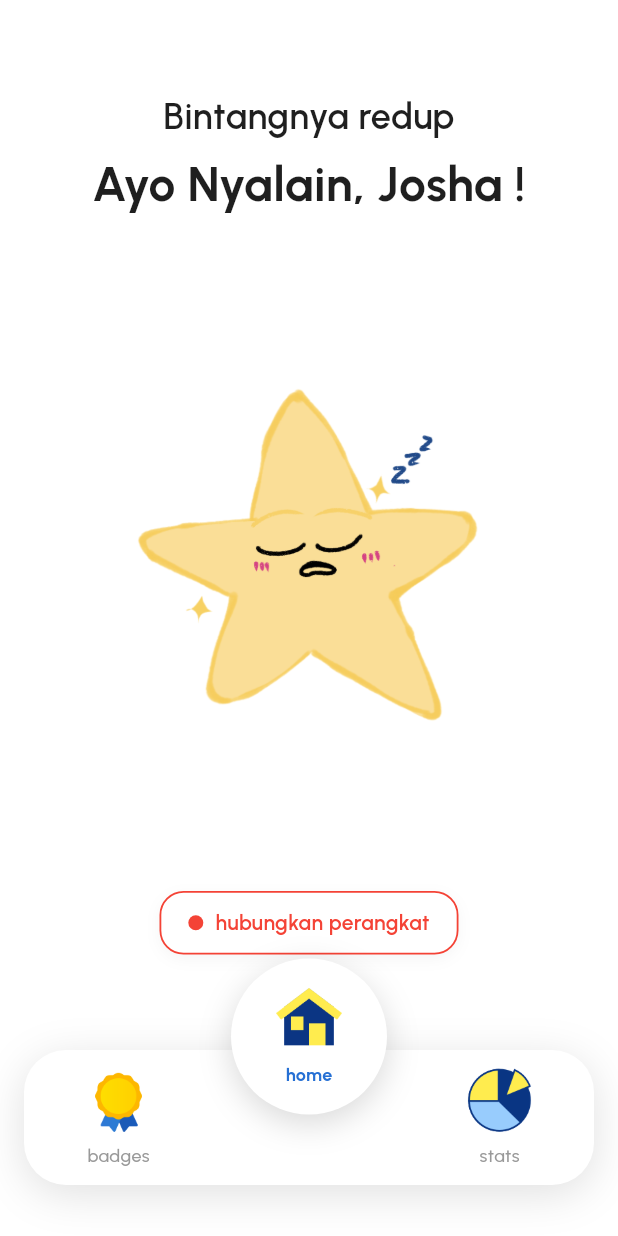
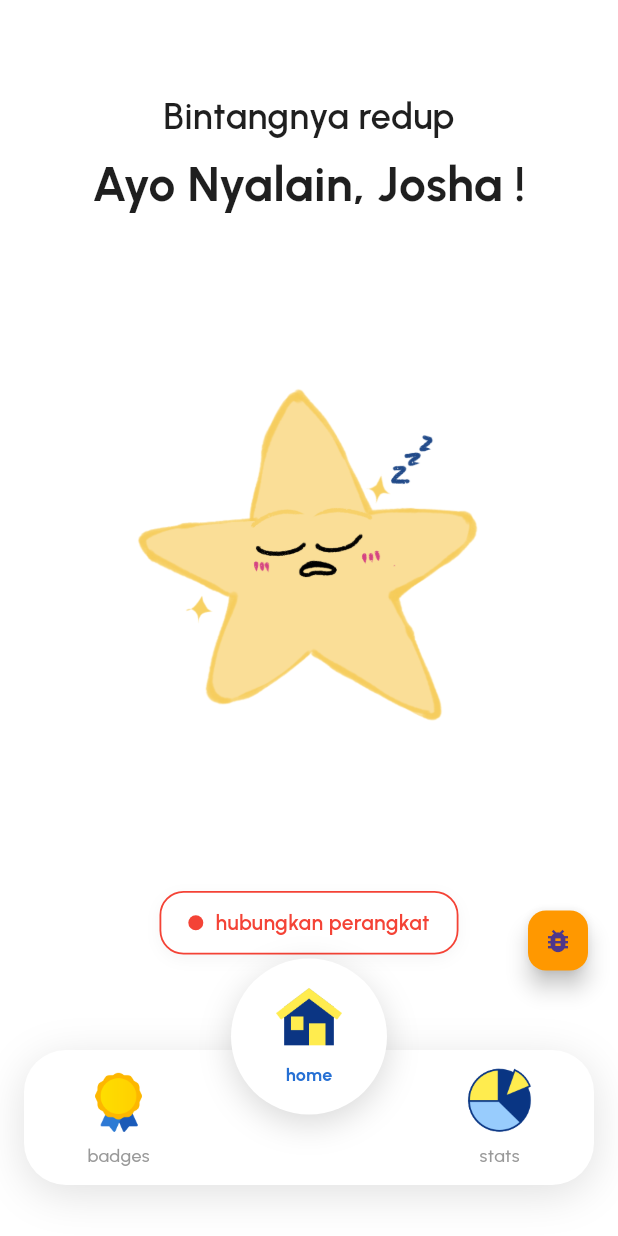
Before and after one commit to Idoo0/neurokit, a Flutter app: the HomepagePage screen opened by its route, on a phone screen of 412 x 824 dp. Run offline on Flutter 3.47's test engine with Material 3 defaults, Android fonts, the phone set to English and light mode, and no system bars; our stand-ins replace audioplayers, dio, flutter_svg, flutter_tts, get, google_fonts and 1 more; missing offline and left inert: app_settings; accounts and stored records are empty; project files that could hold a hidden picture were left out.

```diff
--- a/lib/view/homepage.dart
+++ b/lib/view/homepage.dart
@@ -3,12 +3,11 @@ import 'package:get/get.dart';
 
 import '../components/bottom_navbar.dart';
 import '../components/mode_picker_sheet.dart' show showModePicker;
+import '../widgets/api_debug_widget.dart';
 
 import '../controllers/bluetooth_controller.dart';
 import '../controllers/session_controller.dart';
 
-import '../models/mode.dart';
-import '../models/session_state.dart'; // <-- pakai enum SessionPhase
 import '../routes/routes_name.dart';
 import '../services/local_storage_service.dart';
 import '../utils.dart';
@@ -55,6 +54,14 @@ class _HomepagePageState extends State<HomepagePage> {
         selectedIndex: _selectedIndex,
         onItemTapped: _onItemTapped,
       ),
+      // Debug API button - only show in debug mode
+      floatingActionButton: const bool.fromEnvironment('dart.vm.product')
+          ? null
+          : FloatingActionButton.small(
+              onPressed: () => showApiDebugDialog(context),
+              backgroundColor: Colors.orange,
+              child: const Icon(Icons.bug_report, size: 20),
+            ),
     );
   }
 }
```
